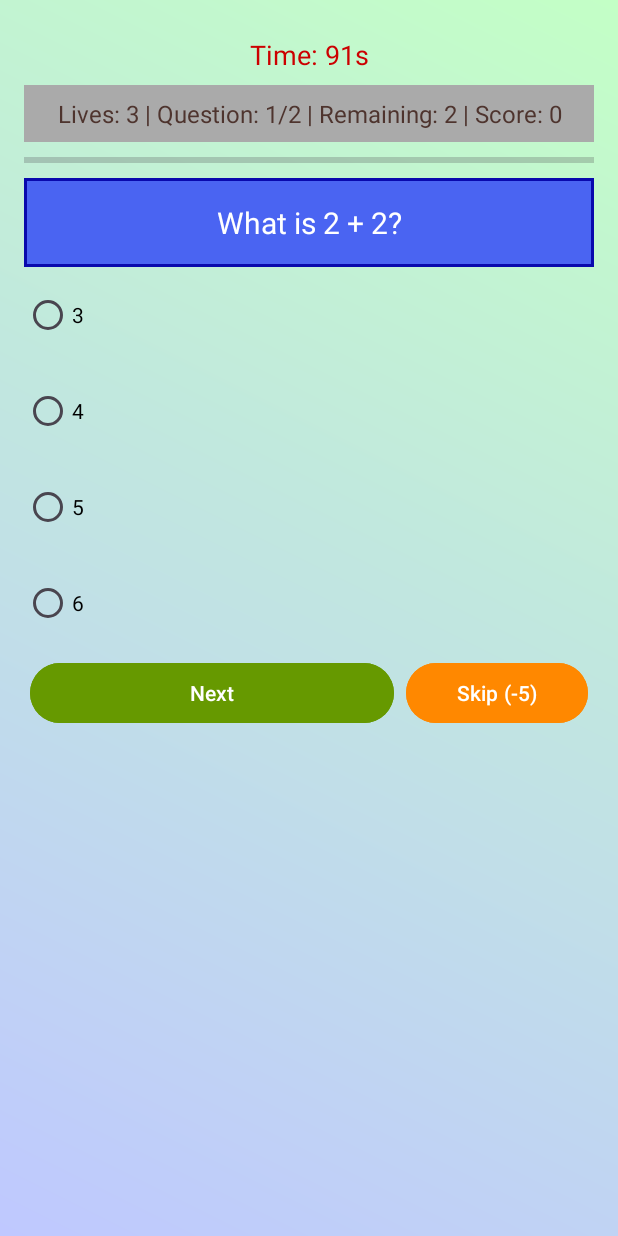
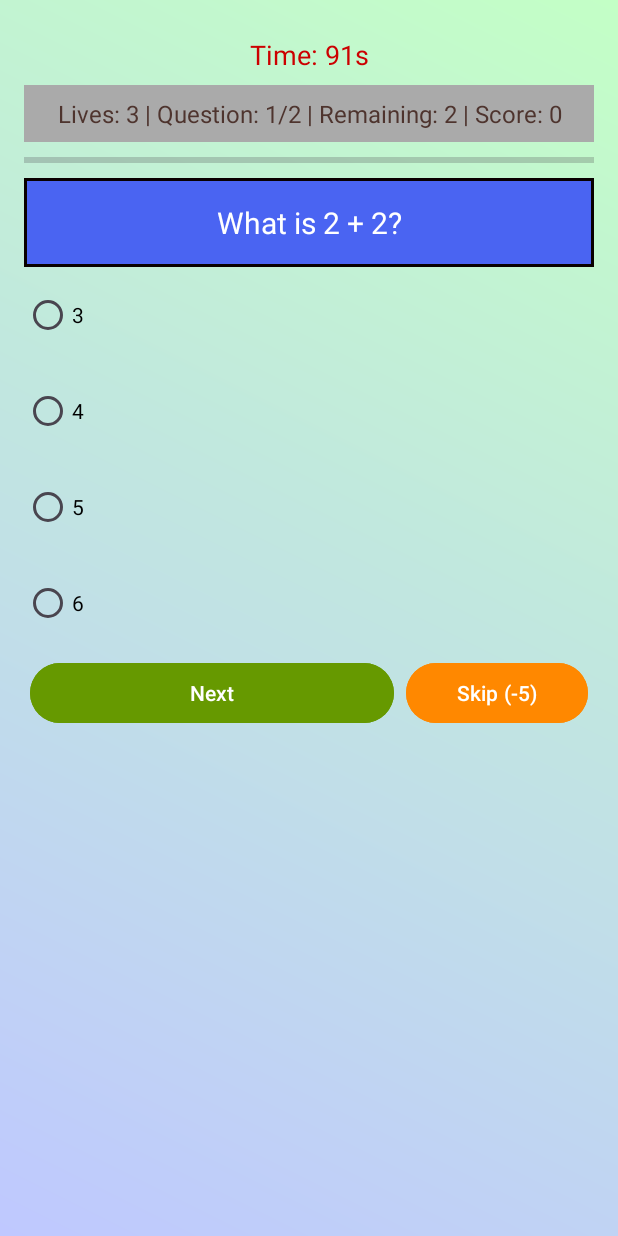
Before and after one commit to k-aghakhani/IQ-Quest, an Android app: the screen it shows after launch (MainActivity), on a phone screen of 412 x 824 dp. Run offline under Robolectric (Android 15) with nearby library versions, the phone set to English and light mode, and no system bars; our stand-ins replace Volley; network calls fail.

Commit message:
change color

```diff
--- a/app/src/main/res/drawable/question_background.xml
+++ b/app/src/main/res/drawable/question_background.xml
@@ -2,5 +2,5 @@
 <shape xmlns:android="http://schemas.android.com/apk/res/android">
     <solid android:color="#4A64F2" />
     <corner android:radius="16dp" />
-    <stroke android:width="2dp" android:color="#0909AD" />
+    <stroke android:width="2dp" android:color="#090000" />
 </shape>
```
